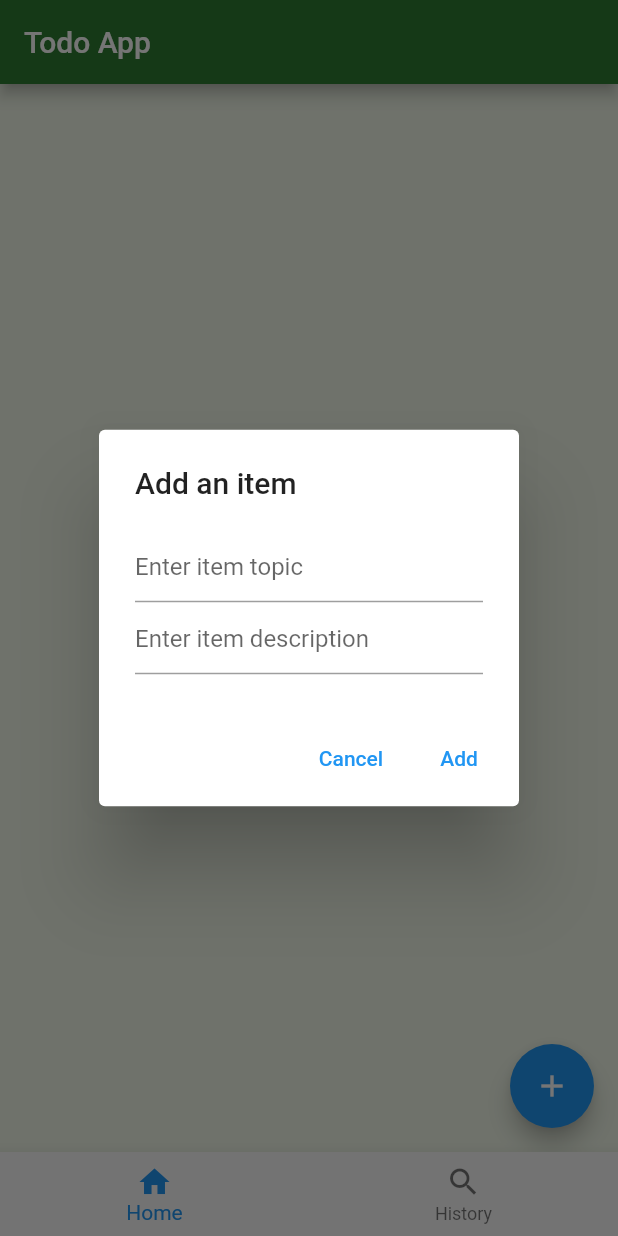
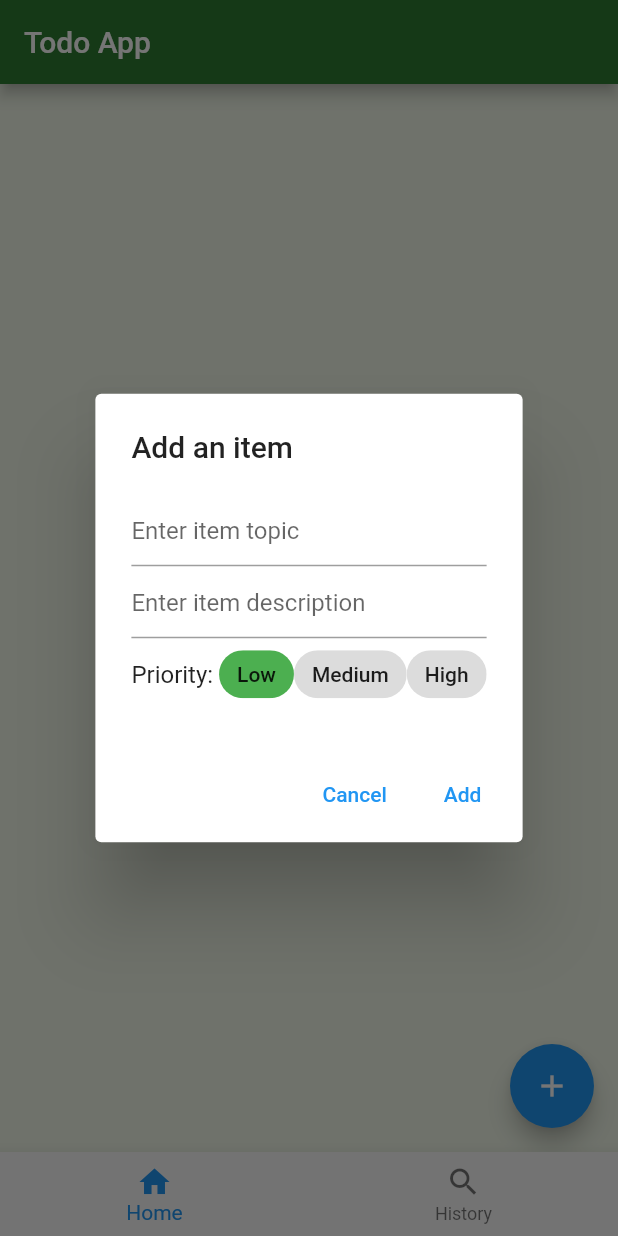
Before and after one commit to gameyp/mobile-app-project-1, a Flutter app: the screen it shows after launch, after a tap on the "add" icon, on a phone screen of 412 x 824 dp. Run offline on Flutter 3.47's test engine with Material 2 defaults, Android fonts, the phone set to English and light mode, and no system bars; our stand-ins replace shared_preferences.

Commit message:
add color priority

```diff
--- a/mobileproject101/lib/homepage.dart
+++ b/mobileproject101/lib/homepage.dart
@@ -78,6 +78,18 @@ class HomePage extends StatelessWidget {
                           ),
                         ),
                         // CheckboxListTile widget
+                        child: Row(
+                          children: [
+                            Container(
+                              height: 24,
+                              width: 24,
+                              margin: const EdgeInsets.all(12),
+                              decoration: BoxDecoration(
+                                shape: BoxShape.circle,
+                                color: item.priority,
+                              ),
+                            ),
+                            Expanded(
                               child: CheckboxListTile(
                                 title: Text(item.topic),
                                 subtitle: item.description != null &&
@@ -88,6 +100,9 @@ class HomePage extends StatelessWidget {
                                 onChanged: (newValue) {
                                   todoModel.toggleDone(index);
                                 },
+                              ),
+                            ),
+                          ],
                         ),
                       ),
                     );
@@ -102,12 +117,15 @@ class HomePage extends StatelessWidget {
           onPressed: () async {
             TodoModel todoModel = context.read<TodoModel>();
             // Show add item dialog
-            Map<String, String?>? result =
-                await showDialog<Map<String, String?>>(
+            Map<String, dynamic>? result =
+            await showDialog<Map<String, dynamic>>(
               context: context,
               builder: (BuildContext context) {
                 final topicController = TextEditingController();
                 final descriptionController = TextEditingController();
+                Color priority = Colors.green;
+                return StatefulBuilder(
+                  builder: (context, setState) {
                     return AlertDialog(
                       title: const Text('Add an item'),
                       content: Column(
@@ -125,6 +143,42 @@ class HomePage extends StatelessWidget {
                               hintText: 'Enter item description',
                             ),
                           ),
+                          Row(
+                            mainAxisAlignment: MainAxisAlignment.center,
+                            children: [
+                              const Text('Priority: '),
+                              ChoiceChip(
+                                label: const Text('Low'),
+                                selectedColor: Colors.green,
+                                selected: priority == Colors.green,
+                                onSelected: (selected) {
+                                  setState(() {
+                                    priority = Colors.green;
+                                  });
+                                },
+                              ),
+                              ChoiceChip(
+                                label: const Text('Medium'),
+                                selectedColor: Colors.yellow,
+                                selected: priority == Colors.yellow,
+                                onSelected: (selected) {
+                                  setState(() {
+                                    priority = Colors.yellow;
+                                  });
+                                },
+                              ),
+                              ChoiceChip(
+                                label: const Text('High'),
+                                selectedColor: Colors.orange,
+                                selected: priority == Colors.orange,
+                                onSelected: (selected) {
+                                  setState(() {
+                                    priority = Colors.orange;
+                                  });
+                                },
+                              ),
+                            ],
+                          ),
                         ],
                       ),
                       actions: [
@@ -138,11 +192,13 @@ class HomePage extends StatelessWidget {
                           child: const Text('Add'),
                           onPressed: () {
                             String topic = topicController.text.trim();
-                        String? description = descriptionController.text.trim();
+                            String? description = descriptionController.text
+                                .trim();
                             if (topic.isNotEmpty) {
                               Navigator.of(context).pop({
                                 'topic': topic,
                                 'description': description,
+                                'priority': priority,
                               });
                             }
                           },
@@ -151,9 +207,12 @@ class HomePage extends StatelessWidget {
                     );
                   },
                 );
+              },
+            );
 
             if (result != null) {
-              todoModel.addItem(result['topic']!, result['description']);
+              todoModel.addItem(
+                  result['topic']!, result['description'], result['priority']);
             }
           },
           child: const Icon(Icons.add),
@@ -162,13 +221,17 @@ class HomePage extends StatelessWidget {
     );
   }
 
-  void _showEditDialog(
-      BuildContext context, TodoModel todoModel, TodoItem item) async {
+  void _showEditDialog(BuildContext context, TodoModel todoModel,
+      TodoItem item) async {
     final topicController = TextEditingController(text: item.topic);
-    final descriptionController = TextEditingController(text: item.description);
+    final descriptionController =
+    TextEditingController(text: item.description ?? '');
+    Color priority = item.priority;
     await showDialog(
       context: context,
       builder: (BuildContext context) {
+        return StatefulBuilder(
+          builder: (context, setState) {
             return AlertDialog(
               title: const Text('Edit item'),
               content: Column(
@@ -184,6 +247,49 @@ class HomePage extends StatelessWidget {
                     controller: descriptionController,
                     decoration: const InputDecoration(
                       hintText: 'Enter item description',
+                    ),
+                  ),
+                  SingleChildScrollView(
+                    scrollDirection: Axis.horizontal,
+                    child: Row(
+                      mainAxisSize: MainAxisSize.min,
+                      mainAxisAlignment: MainAxisAlignment.center,
+                      children: [
+                        Text('Priority: '),
+                        ChoiceChip(
+                          label: const Text('Low'),
+                          selectedColor: Colors.green,
+                          selected: priority == Colors.green,
+                          onSelected: (bool selected) {
+                            setState(() {
+                              priority = selected ? Colors.green : Colors.red;
+                            });
+                          },
+                        ),
+                        const SizedBox(width: 10),
+                        ChoiceChip(
+                          label: const Text('Medium'),
+                          selectedColor: Colors.yellow,
+                          selected: priority == Colors.yellow,
+                          onSelected: (bool selected) {
+                            setState(() {
+                              priority =
+                              selected ? Colors.yellow : Colors.red;
+                            });
+                          },
+                        ),
+                        const SizedBox(width: 10),
+                        ChoiceChip(
+                          label: const Text('High'),
+                          selectedColor: Colors.red,
+                          selected: priority == Colors.red,
+                          onSelected: (bool selected) {
+                            setState(() {
+                              priority = selected ? Colors.red : Colors.green;
+                            });
+                          },
+                        ),
+                      ],
                     ),
                   ),
                 ],
@@ -202,7 +308,9 @@ class HomePage extends StatelessWidget {
                     final newDescription = descriptionController.text.trim();
                     if (newTopic.isNotEmpty) {
                       todoModel.updateItem(
-                      todoModel.items.indexOf(item), newTopic, newDescription);
+                          todoModel.items.indexOf(item), newTopic,
+                          newDescription,
+                          priority: priority);
                       Navigator.of(context).pop();
                     }
                   },
@@ -211,5 +319,7 @@ class HomePage extends StatelessWidget {
             );
           },
         );
+      },
+    );
   }
 }
--- a/mobileproject101/lib/todoItem.dart
+++ b/mobileproject101/lib/todoItem.dart
@@ -1,6 +1,6 @@
 // ignore_for_file: file_names
 import 'dart:convert';
-import 'package:flutter/foundation.dart';
+import 'package:flutter/material.dart';
 import 'package:shared_preferences/shared_preferences.dart';
 
 class TodoItem {
@@ -9,6 +9,7 @@ class TodoItem {
   late final String? description;
   bool isDone;
   bool isDeleted; // new property to mark an item as deleted
+  Color priority;
 
   TodoItem({
     required this.id,
@@ -16,6 +17,7 @@ class TodoItem {
     this.description,
     this.isDone = false,
     this.isDeleted = false, // set default value to false
+    this.priority = Colors.green, // set default priority to green
   });
 
   Map<String, dynamic> toMap() {
@@ -74,11 +76,12 @@ class TodoModel extends ChangeNotifier {
     prefs.setString('items', json);
   }
 
-  void addItem(String topic, String? description) {
+  void addItem(String topic, String? description, Color priority) {
     final newItem = TodoItem(
       id: DateTime.now().millisecondsSinceEpoch,
       topic: topic,
       description: description,
+      priority: priority,
     );
     _items.add(newItem);
     _itemsNotifier.value = _items;
@@ -94,7 +97,7 @@ class TodoModel extends ChangeNotifier {
     notifyListeners();
   }
 
-  void updateItem(int id, String topic, String? description) {
+  void updateItem(int id, String topic, String? description, {Color? priority}) {
     final itemIndex = _items.indexWhere((item) => item.id == id);
     if (itemIndex >= 0) {
       final updatedItem = TodoItem(
@@ -102,6 +105,7 @@ class TodoModel extends ChangeNotifier {
         topic: topic,
         description: description,
         isDone: false,
+        priority: priority ?? Colors.green, // Set default priority value to green
       );
       _items[itemIndex] = updatedItem;
       _itemsNotifier.value = _items;
```
Lines whose indentation alone changed are shown as unchanged.
